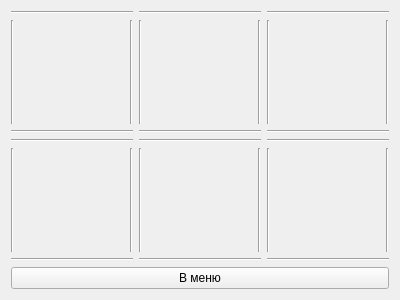
bondarev-al/PPCofCLinB, file editdevicesinbuldingwindow.ui: the form before one commit.
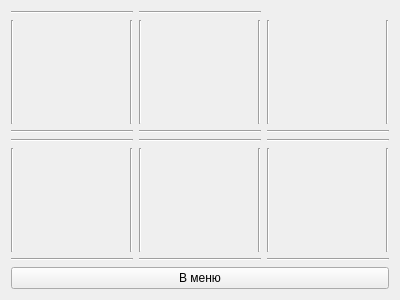
The form after the commit.

Commit message: В конструктор ячейки здания добавлено задание layout

Patch:
```diff
--- a/editdevicesinbuldingwindow.ui
+++ b/editdevicesinbuldingwindow.ui
@@ -222,6 +222,12 @@
       <layout class="QVBoxLayout" name="verticalLayout_5">
        <item>
         <widget class="Line" name="line_17">
+         <property name="enabled">
+          <bool>true</bool>
+         </property>
+         <property name="lineWidth">
+          <number>0</number>
+         </property>
          <property name="orientation">
           <enum>Qt::Horizontal</enum>
          </property>
```
The commit also changes 5 other files.
